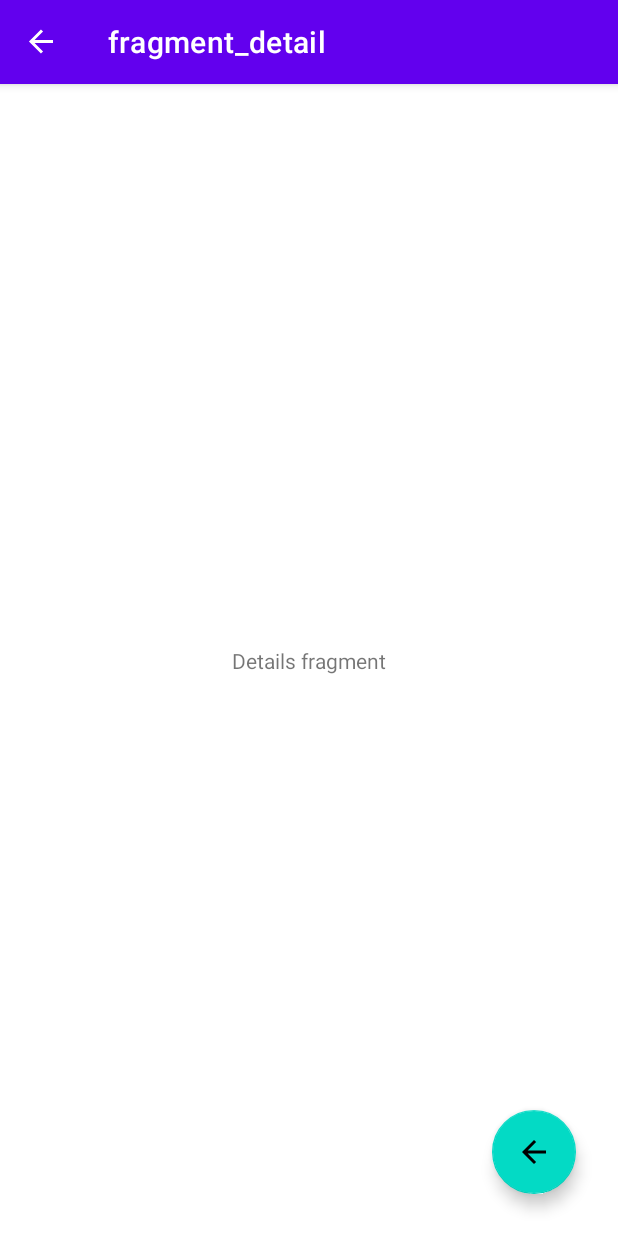
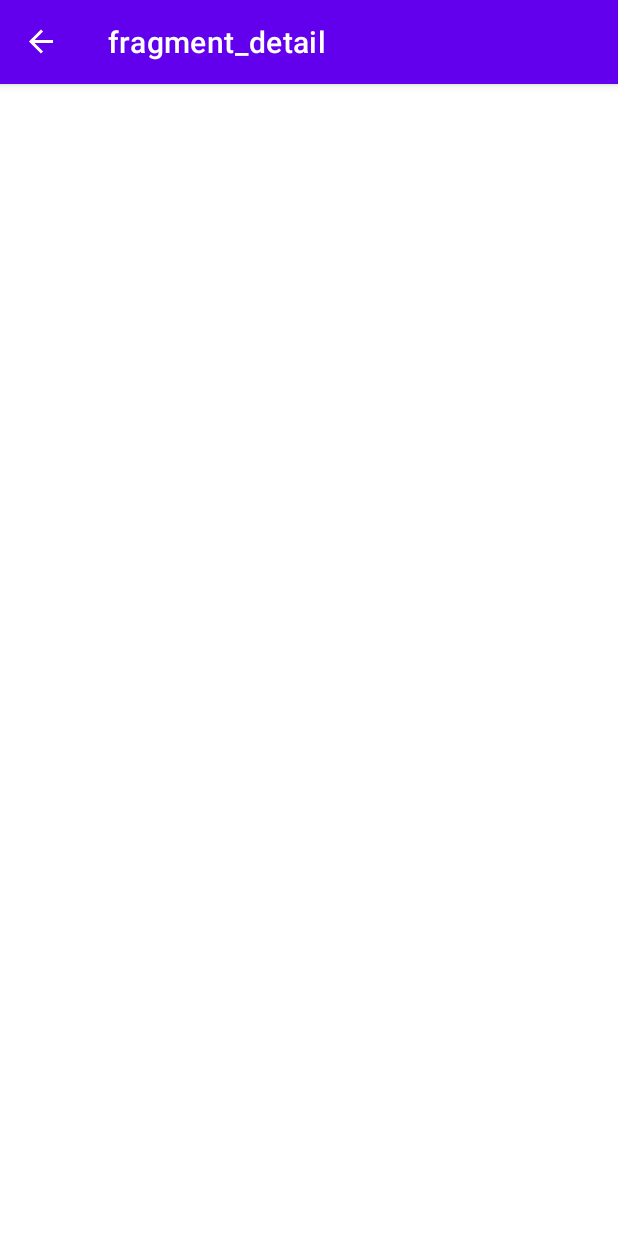
Before and after one commit to lovisgod/JetPackAnimals, an Android app: the DetailFragment screen opened through its navigation route, on a phone screen of 412 x 824 dp. Run offline under Robolectric (Android 15) with nearby library versions, the phone set to English and light mode, and no system bars; our stand-ins replace navigation-ui.

Commit message:
clean up

```diff
--- a/app/src/main/java/com/example/animals/view/DetailFragment.kt
+++ b/app/src/main/java/com/example/animals/view/DetailFragment.kt
@@ -26,16 +26,7 @@ class DetailFragment : Fragment() {
         return inflater.inflate(R.layout.fragment_detail, container, false)
     }
 
-    override fun onViewCreated(view: View, savedInstanceState: Bundle?) {
-        super.onViewCreated(view, savedInstanceState)
-        val btn : FloatingActionButton = view.findViewById(R.id.btnList)
-        btn.setOnClickListener {
-            val action = DetailFragmentDirections.actionGotoList()
-            Navigation.findNavController(it).navigate(action)
 
-        }
-
-    }
 
     companion object {
 
--- a/app/src/main/java/com/example/animals/view/ListFragment.kt
+++ b/app/src/main/java/com/example/animals/view/ListFragment.kt
@@ -25,15 +25,6 @@ class ListFragment : Fragment() {
         return inflater.inflate(R.layout.fragment_list, container, false)
     }
 
-    override fun onViewCreated(view: View, savedInstanceState: Bundle?) {
-        super.onViewCreated(view, savedInstanceState)
-        val btn : FloatingActionButton = view.findViewById(R.id.btnDetail)
-        btn.setOnClickListener {
-            val action = ListFragmentDirections.actionGotoDetail()
-            Navigation.findNavController(it).navigate(action)
-
-        }
-    }
 
     companion object {
         @JvmStatic
--- a/app/src/main/res/layout/fragment_detail.xml
+++ b/app/src/main/res/layout/fragment_detail.xml
@@ -6,25 +6,5 @@
     xmlns:app="http://schemas.android.com/apk/res-auto"
     tools:context=".view.DetailFragment">
 
-    <!-- TODO: Update blank fragment layout -->
-    <TextView
-        android:layout_width="wrap_content"
-        android:layout_height="wrap_content"
-        app:layout_constraintTop_toTopOf="parent"
-        app:layout_constraintBottom_toBottomOf="parent"
-        app:layout_constraintRight_toRightOf="parent"
-        app:layout_constraintLeft_toLeftOf="parent"
-        android:text="Details fragment" />
-
-    <com.google.android.material.floatingactionbutton.FloatingActionButton
-        android:id="@+id/btnList"
-        app:layout_constraintRight_toRightOf="parent"
-        app:layout_constraintBottom_toBottomOf="parent"
-        android:layout_marginBottom="20dp"
-        android:layout_marginEnd="20dp"
-        app:srcCompat="@drawable/abc_vector_test"
-        android:layout_marginRight="20dp"
-        android:layout_width="wrap_content"
-        android:layout_height="wrap_content"/>
 
 </androidx.constraintlayout.widget.ConstraintLayout>
```
Also changed, not shown: app/src/main/res/layout/fragment_list.xml (+0 -20 lines).
